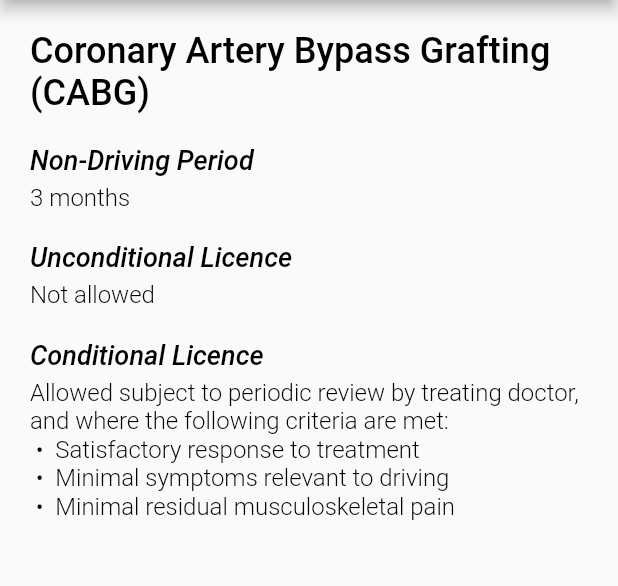
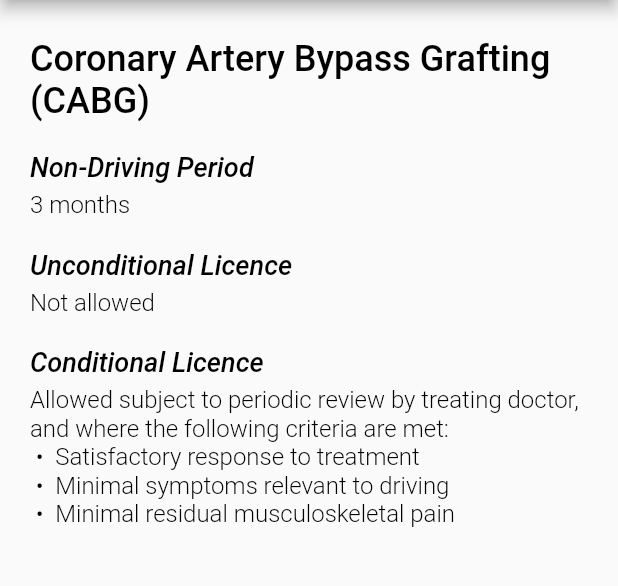
Before and after one commit to jathpala/driving_guidelines, a Flutter app: the Index screen opened by its route, after a tap on "Coronary Artery Bypass Grafting", on a phone screen of 412 x 824 dp, the part 84-670 px from its top. Run offline on Flutter 3.47's test engine with Material 2 defaults, Android fonts, the light colour scheme and no system bars; our stand-ins replace yaml; Roboto replaces fonts that are missing (Sans-Serif).

Commit message:
Clean up of some minor issues
Addressed issues raised by flutter analyze. Removed unused
dependencies.

```diff
--- a/lib/main.dart
+++ b/lib/main.dart
@@ -20,20 +20,21 @@ class MyApp extends StatelessWidget {
             theme: defaultTheme,
             initialRoute: Index.routeName,
             onGenerateRoute: (RouteSettings settings) {
+                MaterialPageRoute? route;
                 switch (settings.name) {
                     case '/':
-                        return null;
+                        route = null;
                         break;
                     case Index.routeName:
-                        return MaterialPageRoute(
+                        route = MaterialPageRoute(
                             builder: (context) {
-                                return Index();
+                                return const Index();
                             }
                         );
                         break;
                     case Guideline.routeName:
                         final guideline = settings.arguments as String;
-                        return MaterialPageRoute(
+                        route = MaterialPageRoute(
                             builder: (context) {
                                 return Guideline(guideline);
                             }
@@ -41,9 +42,10 @@ class MyApp extends StatelessWidget {
                         break;
                     default:
                         assert(false, 'Need to implement ${settings.name}');
-                        return null;
+                        route = null;
                         break;
                 }
+                return route;
             }
         );
     }
--- a/lib/src/guideline_data.dart
+++ b/lib/src/guideline_data.dart
@@ -1,18 +1,17 @@
-import 'package:flutter/material.dart';
 import 'package:flutter/services.dart';
 
 import 'package:yaml/yaml.dart';
 
 class GuidelineData {
-    GuidelineData._(YamlMap this.data);
+    GuidelineData._(this.data);
 
     final YamlMap data;
 
-    static const _GUIDELINE_FILE_PATH = 'assets/data/guidelines/';
-    static const _GUIDELINE_FILE_TYPE = '.yaml';
+    static const _guidelineFilePath = 'assets/data/guidelines/';
+    static const _guidelineFileType = '.yaml';
 
     static Future<GuidelineData> load(String id) async {
-        final file = _GUIDELINE_FILE_PATH + id + _GUIDELINE_FILE_TYPE;
+        final file = _guidelineFilePath + id + _guidelineFileType;
         String doc = await rootBundle.loadString(file);
         YamlMap yaml = loadYaml(doc);
         return GuidelineData._(yaml);
--- a/lib/src/widgets/guideline.dart
+++ b/lib/src/widgets/guideline.dart
@@ -1,6 +1,4 @@
 import 'package:flutter/material.dart';
-
-import 'package:yaml/yaml.dart';
 
 import '../guideline_data.dart';
 import 'guideline_heading.dart';
@@ -9,20 +7,18 @@ import 'guideline_licence.dart';
 import 'guideline_note.dart';
 
 class Guideline extends StatefulWidget {
-    const Guideline(String this.id, { Key? key }): super(key: key);
+    const Guideline(this.id, { Key? key }): super(key: key);
 
     static const routeName = '/guideline';
     final String id;
 
     @override
-    State<Guideline> createState() => _GuidelineState(id);
+    State<Guideline> createState() => _GuidelineState();
 }
 
 
 class _GuidelineState extends State<Guideline> {
-    _GuidelineState(String this.id);
-
-    final String id;
+    _GuidelineState();
 
     Future<GuidelineData>? guideline;
     bool isPrivate = false;
@@ -30,13 +26,13 @@ class _GuidelineState extends State<Guideline> {
     @override
     void initState() {
         super.initState();
-        this.guideline = GuidelineData.load(id);
+        guideline = GuidelineData.load(widget.id);
     }
 
     Widget guidelineBuilder(BuildContext context, AsyncSnapshot<GuidelineData> snapshot) {
         if (snapshot.connectionState == ConnectionState.done) {
             if (snapshot.data == null) {
-                return Placeholder();
+                return const Placeholder();
             } else {
                 final List<Widget> sections = [];
                 String standard = isPrivate ? 'private' : 'commercial';
@@ -46,10 +42,10 @@ class _GuidelineState extends State<Guideline> {
                     // No driving standards
                     sections.add(Column(
                         children: [
-                            SizedBox(height: 20),
+                            const SizedBox(height: 20),
                             RichText(
                                 text: TextSpan(
-                                    text: 'There are no ${standard} driving standards',
+                                    text: 'There are no $standard driving standards',
                                     style: Theme.of(context).textTheme.subtitle1
                                 )
                             )
@@ -58,8 +54,8 @@ class _GuidelineState extends State<Guideline> {
                     ));
                 } else {
                     sections.add(GuidelineNonDriving(guidelineData.data[standard]['non_driving_period']));
-                    sections.add(GuidelineLicence(guidelineData.data[standard]['unconditional_licence'], GuidelineLicence.Unconditional));
-                    sections.add(GuidelineLicence(guidelineData.data[standard]['conditional_licence'], GuidelineLicence.Conditional));
+                    sections.add(GuidelineLicence(guidelineData.data[standard]['unconditional_licence'], GuidelineLicence.unconditional));
+                    sections.add(GuidelineLicence(guidelineData.data[standard]['conditional_licence'], GuidelineLicence.conditional));
                 }
                 sections.add(GuidelineNote(guidelineData.data['note']));
                 return Container(
@@ -75,7 +71,7 @@ class _GuidelineState extends State<Guideline> {
                 );
             }
         } else {
-            return CircularProgressIndicator();
+            return const CircularProgressIndicator();
         }
     }
 
--- a/lib/src/widgets/guideline_heading.dart
+++ b/lib/src/widgets/guideline_heading.dart
@@ -12,6 +12,7 @@ class GuidelineHeading extends StatelessWidget {
                 data,
                 style: Theme.of(context).textTheme.headline2
             ),
+            padding: const EdgeInsets.only(top: 5)
         );
     }
 }
--- a/lib/src/widgets/guideline_licence.dart
+++ b/lib/src/widgets/guideline_licence.dart
@@ -5,8 +5,8 @@ import 'package:yaml/yaml.dart';
 class GuidelineLicence extends StatelessWidget {
     const GuidelineLicence(this.data, this.typeIsUnconditional, { Key? key }): super(key: key);
 
-    static const Unconditional = true;
-    static const Conditional = false;
+    static const unconditional = true;
+    static const conditional = false;
 
     final bool typeIsUnconditional;
     final Object? data;
@@ -71,9 +71,9 @@ class GuidelineLicence extends StatelessWidget {
         }
         return Column(
             children: [
-                SizedBox(height: 20),
+                const SizedBox(height: 20),
                 heading,
-                SizedBox(height: 5),
+                const SizedBox(height: 5),
                 ...body
             ],
             crossAxisAlignment: CrossAxisAlignment.start
--- a/lib/src/widgets/guideline_non_driving.dart
+++ b/lib/src/widgets/guideline_non_driving.dart
@@ -36,9 +36,9 @@ class GuidelineNonDriving extends StatelessWidget {
             var periods = data as List;
             if (periods.length == 1) {
                 String condition = periods[0]['criteria'] ?? '';
-                condition = condition.length > 0 ? condition + ': ' : condition;
+                condition = condition.isNotEmpty ? condition + ': ' : condition;
                 String duration = periods[0]['duration'] ?? 'None';
-                durations.add(SizedBox(height: 5));
+                durations.add(const SizedBox(height: 5));
                 durations.add(RichText(
                     text: TextSpan(
                         text: condition + duration,
@@ -46,17 +46,17 @@ class GuidelineNonDriving extends StatelessWidget {
                     )
                 ));
             } else {
-                periods.forEach((period) {
+                for (var period in periods) {
                     String condition = (period['criteria'] ?? 'Generally') + ': ';
                     String duration = period['duration'] ?? 'None';
-                    durations.add(SizedBox(height: 5));
+                    durations.add(const SizedBox(height: 5));
                     durations.add(RichText(
                         text: TextSpan(
                             text: condition + duration,
                             style: Theme.of(context).textTheme.bodyText2
                         )
                     ));
-                });
+                }
             }
             body.add(Column(
                 children: durations,
@@ -65,9 +65,9 @@ class GuidelineNonDriving extends StatelessWidget {
         }
         return Column(
             children: [
-                SizedBox(height: 20),
+                const SizedBox(height: 20),
                 heading,
-                SizedBox(height: 5),
+                const SizedBox(height: 5),
                 ...body
             ],
             crossAxisAlignment: CrossAxisAlignment.start
--- a/lib/src/widgets/guideline_note.dart
+++ b/lib/src/widgets/guideline_note.dart
@@ -1,6 +1,4 @@
 import 'package:flutter/material.dart';
-
-import 'package:yaml/yaml.dart';
 
 class GuidelineNote extends StatelessWidget {
     const GuidelineNote(this.data, { Key? key }): super(key: key);
@@ -26,9 +24,9 @@ class GuidelineNote extends StatelessWidget {
                 )
             ));
             content = [
-                SizedBox(height: 20),
+                const SizedBox(height: 20),
                 heading,
-                SizedBox(height: 5),
+                const SizedBox(height: 5),
                 ...body
             ];
         }
--- a/lib/src/widgets/index.dart
+++ b/lib/src/widgets/index.dart
@@ -20,9 +20,9 @@ class Index extends StatelessWidget {
     }
 
     Widget buildGuidelineList(BuildContext context) {
-        final List<ListTile> navigation_list = [];
+        final List<ListTile> navigationList = [];
         guidelines.forEach((k, v) {
-            navigation_list.add(ListTile(
+            navigationList.add(ListTile(
                 title: Text(v, style: Theme.of(context).textTheme.headline4),
                 dense: true,
                 onTap: () {
@@ -34,7 +34,7 @@ class Index extends StatelessWidget {
                 }
             ));
         });
-        return Column(children: navigation_list);
+        return Column(children: navigationList);
     }
 
     @override
--- a/tools/generate_index.dart
+++ b/tools/generate_index.dart
@@ -1,41 +1,40 @@
 /// Generate an index file of all guideline.yaml files for use
 /// in building the main navigation of the app.
 
+import 'dart:convert';
 import 'dart:io';
-import 'dart:convert';
 
 import 'package:path/path.dart';
 
 import 'package:yaml/yaml.dart';
 
-final GUIDELINE_DIR = join('assets', 'data', 'guidelines');
-const INDEX_FILE = 'index.json';
+final guidelineDir = join('assets', 'data', 'guidelines');
+const indexFile = 'index.json';
 
 void main() {
 
     // Get all
-    final contents = Directory(GUIDELINE_DIR)
+    final contents = Directory(guidelineDir)
         .listSync(recursive: true)
         .toList();
-    final files = contents.whereType<File>().where((filename) => basename(filename.path) != INDEX_FILE);
+    final files = contents.whereType<File>().where((filename) => basename(filename.path) != indexFile);
 
     // Create a dictionary of guideline filenames and human readable names
     final Map<String, String> index = {};
-    files.forEach((f) {
+    for (var f in files) {
         var contents = f.readAsStringSync();
         var yaml = loadYaml(contents);
         var name = yaml['name'].split('(')[0].trim();
         var filename = basename(f.path).split('.')[0];
         index[filename] = name;
-    });
+    }
 
     // Write JSON to the index file
     const JsonEncoder encoder = JsonEncoder.withIndent('  ');
-    final outfile = join(GUIDELINE_DIR, INDEX_FILE);
+    final outfile = join(guidelineDir, indexFile);
     File(outfile).writeAsStringSync(
         encoder.convert(index)
     );
 
-    print('Generated index at ${outfile} with ${index.length} items.');
-
+    print('Generated index at $outfile with ${index.length} items.');
 }
```
Also changed, not shown: pubspec.yaml (+0 -49 lines), pubspec.lock.
